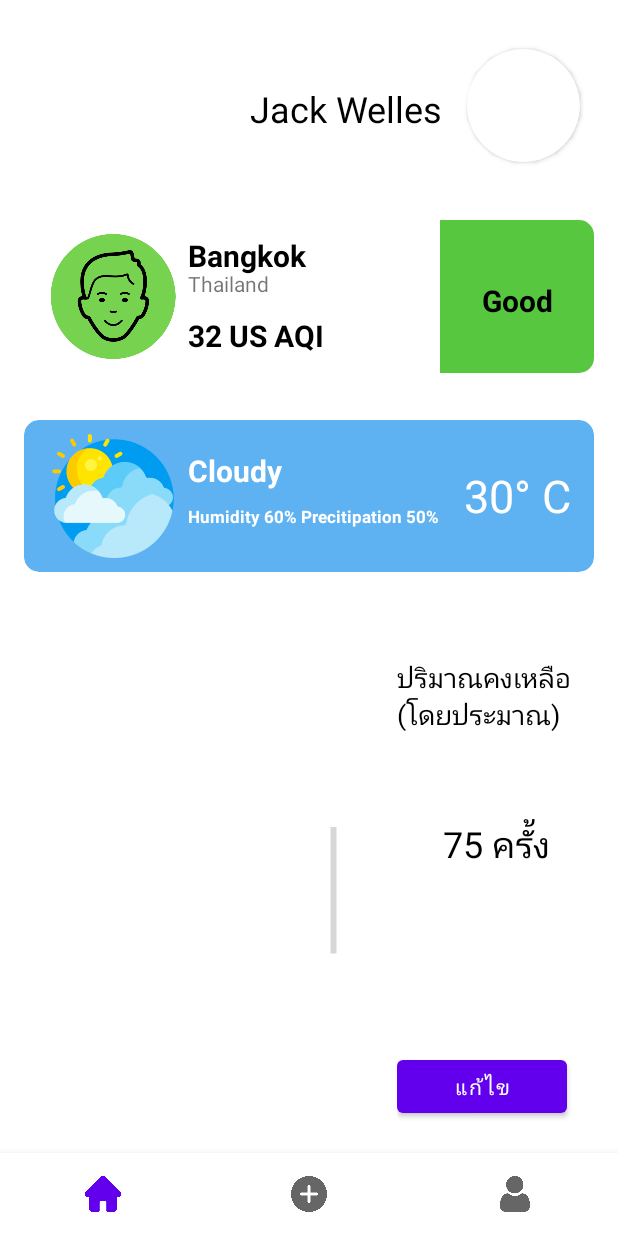
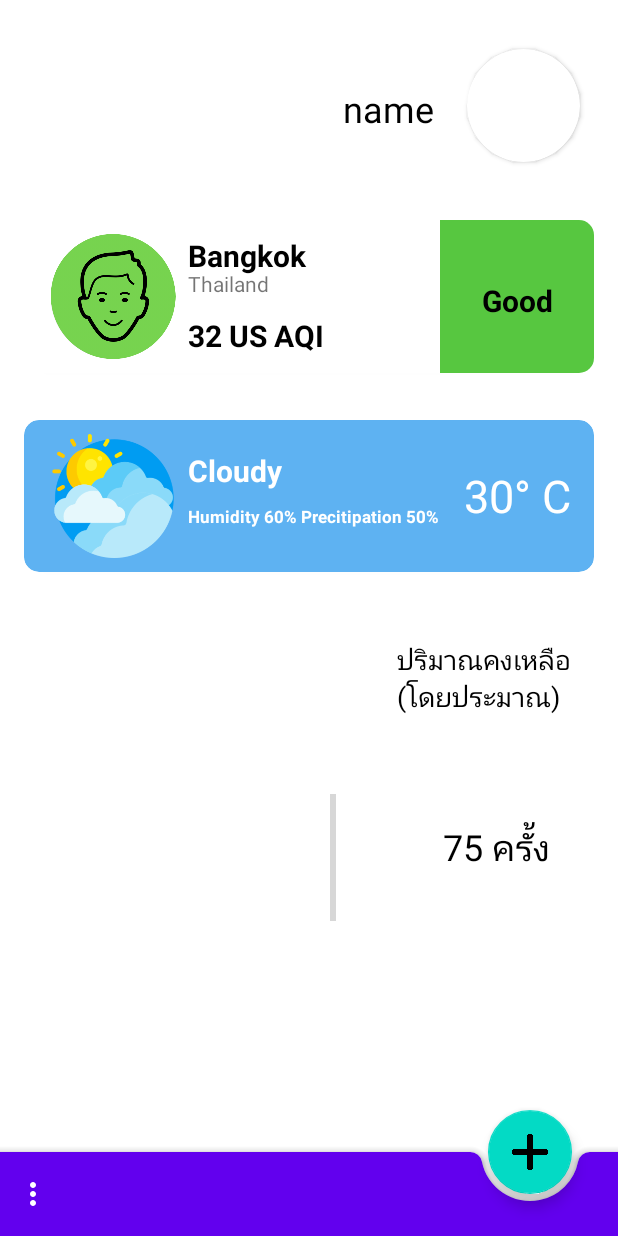
Before and after one commit to supanut-kon/AsthmaPrototype, an Android app: the layout dashboard_activity.xml on its own in the app's theme, with its tools: preview values and no code run, on a phone screen of 412 x 824 dp. Run offline under Robolectric (Android 15) with nearby library versions, the phone set to English and light mode, and no system bars.

Commit message:
02032021 changes

```diff
--- a/app/build.gradle
+++ b/app/build.gradle
@@ -35,7 +35,7 @@ dependencies {
     implementation 'androidx.appcompat:appcompat:1.2.0'
     implementation 'com.google.android.material:material:1.3.0'
     implementation 'androidx.constraintlayout:constraintlayout:2.0.4'
-    implementation 'com.google.firebase:firebase-auth:20.0.2'
+    implementation 'com.google.firebase:firebase-auth:20.0.3'
     implementation 'androidx.navigation:navigation-fragment:2.3.3'
     implementation 'androidx.navigation:navigation-ui:2.3.3'
     implementation 'androidx.legacy:legacy-support-v4:1.0.0'
@@ -48,7 +48,7 @@ dependencies {
     implementation 'com.google.android.gms:play-services-auth:19.0.0'
     implementation 'com.google.firebase:firebase-core:18.0.2'
     implementation 'com.readystatesoftware.sqliteasset:sqliteassethelper:2.0.1'
-    implementation 'jp.wassbeef:blurry:4.0.0'
+
 
 
 }
--- a/app/src/main/res/layout/dashboard_activity.xml
+++ b/app/src/main/res/layout/dashboard_activity.xml
@@ -99,14 +99,14 @@
     <androidx.cardview.widget.CardView
         android:id="@+id/cardView3"
         android:layout_width="381dp"
-        android:layout_height="309dp"
+        android:layout_height="290dp"
         android:layout_margin="10dp"
         app:cardCornerRadius="10dp"
         app:layout_constraintBottom_toBottomOf="parent"
         app:layout_constraintEnd_toEndOf="parent"
         app:layout_constraintStart_toStartOf="parent"
         app:layout_constraintTop_toTopOf="parent"
-        app:layout_constraintVertical_bias="0.867"
+        app:layout_constraintVertical_bias="0.81"
 
         >
 
@@ -163,12 +163,6 @@
                         android:textColor="@color/black"
                         android:textSize="24sp" />
 
-                    <Button
-                        android:id="@+id/editDBbtn"
-                        android:layout_width="113dp"
-                        android:layout_height="3dp"
-                        android:layout_weight="1"
-                        android:text="แก้ไข" />
 
                 </LinearLayout>
             </LinearLayout>
@@ -282,10 +276,10 @@
     </androidx.cardview.widget.CardView>
 
     <TextView
-        android:id="@+id/textView6"
+        android:id="@+id/user_name"
         android:layout_width="wrap_content"
         android:layout_height="wrap_content"
-        android:text="Jack Welles"
+        android:text="name"
         android:textColor="@color/black"
         android:textSize="24sp"
         app:layout_constraintBottom_toBottomOf="parent"
@@ -295,18 +289,52 @@
         app:layout_constraintTop_toTopOf="parent"
         app:layout_constraintVertical_bias="0.071" />
 
-    <com.google.android.material.bottomnavigation.BottomNavigationView
-        android:id="@+id/btnnvg"
-        android:layout_width="match_parent"
-        android:layout_height="55dp"
-        app:labelVisibilityMode="unlabeled"
+<!--    <com.google.android.material.bottomnavigation.BottomNavigationView-->
+<!--        android:id="@+id/btnnvg"-->
+<!--        android:layout_width="match_parent"-->
+<!--        android:layout_height="55dp"-->
+<!--        app:labelVisibilityMode="unlabeled"-->
+<!--        app:layout_constraintBottom_toBottomOf="parent"-->
+<!--        app:layout_constraintEnd_toEndOf="parent"-->
+<!--        app:layout_constraintHorizontal_bias="0.4"-->
+<!--        app:layout_constraintStart_toStartOf="parent"-->
+<!--        app:layout_constraintTop_toTopOf="parent"-->
+<!--        app:layout_constraintVertical_bias="1.0"-->
+<!--        app:menu="@menu/bottom_navigation_items" />-->
+    <androidx.coordinatorlayout.widget.CoordinatorLayout
+        android:layout_width="413dp"
+        android:layout_height="86dp"
         app:layout_constraintBottom_toBottomOf="parent"
         app:layout_constraintEnd_toEndOf="parent"
-        app:layout_constraintHorizontal_bias="0.4"
         app:layout_constraintStart_toStartOf="parent"
         app:layout_constraintTop_toTopOf="parent"
-        app:layout_constraintVertical_bias="1.0"
-        app:menu="@menu/bottom_navigation_items" />
+        app:layout_constraintVertical_bias="1.0">
+
+        <com.google.android.material.bottomappbar.BottomAppBar
+            android:id="@+id/bottomAppBar"
+            android:layout_width="match_parent"
+            android:layout_height="wrap_content"
+            android:layout_gravity="bottom"
+            android:layout_marginTop="7dp"
+            style="@style/Widget.MaterialComponents.BottomAppBar.Colored"
+            app:fabAlignmentMode="end"
+            app:layout_constraintBottom_toBottomOf="parent"
+            app:layout_constraintEnd_toEndOf="parent"
+            app:layout_constraintHorizontal_bias="0.0"
+            app:layout_constraintStart_toStartOf="parent"
+            app:layout_constraintTop_toTopOf="parent"
+            app:layout_constraintVertical_bias="1.0"
+            app:menu="@menu/bottom_navigation_items"/>
+
+        <com.google.android.material.floatingactionbutton.FloatingActionButton
+            android:layout_width="wrap_content"
+            android:layout_height="wrap_content"
+            app:layout_anchor="@id/bottomAppBar"
+            app:srcCompat="@drawable/add"
+            android:contentDescription="Add" />
+    </androidx.coordinatorlayout.widget.CoordinatorLayout>
+
+
 
 
 </androidx.constraintlayout.widget.ConstraintLayout>
--- a/app/src/main/res/layout/flow_fragment.xml
+++ b/app/src/main/res/layout/flow_fragment.xml
@@ -109,6 +109,7 @@
     <SeekBar
 
         android:id="@+id/seekBar"
+        style="@style/Widget.AppCompat.SeekBar.Discrete"
         android:layout_width="560dp"
         android:layout_height="266dp"
         android:layout_marginTop="171dp"
@@ -119,7 +120,7 @@
         app:layout_constraintHorizontal_bias="1.0"
         app:layout_constraintStart_toStartOf="parent"
         app:layout_constraintTop_toTopOf="parent"
-        app:layout_constraintVertical_bias="0.232" />
+        app:layout_constraintVertical_bias="0.22000003" />
 
     <Button
         android:id="@+id/flow_savebtn"
--- a/app/src/main/res/values/themes.xml
+++ b/app/src/main/res/values/themes.xml
@@ -12,7 +12,7 @@
         <!-- Status bar color. -->
         <item name="android:statusBarColor" tools:targetApi="l">?attr/colorPrimaryVariant</item>
         <!-- Customize your theme here. -->
-
+        <item name="windowActionBar">false</item>
         <item name="windowNoTitle">true</item>
     </style>
 
```
Also changed, not shown: app/src/main/AndroidManifest.xml (+9 -5 lines), app/src/main/java/cnmi/it/asthmaprototype/Dashboard.java (+42 -29 lines), app/src/main/java/cnmi/it/asthmaprototype/LoginActivity.java (+20 -22 lines), app/src/main/java/cnmi/it/asthmaprototype/Profile.java (+18 -5 lines), app/src/main/java/cnmi/it/asthmaprototype/flowFragment.java (+3 -18 lines), app/src/main/java/cnmi/it/asthmaprototype/splashScreen.java (added, +30 -0 lines), app/src/main/res/layout/login_activity.xml (+2 -17 lines), app/src/main/res/layout/splash_screen.xml (added, +19 -0 lines), app/src/main/res/drawable/asthma__1_.png (added).
